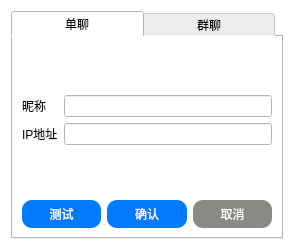
XiaoZheng2003/BIT-QT-IM, file Qt-IM/add.ui: the form before one commit.
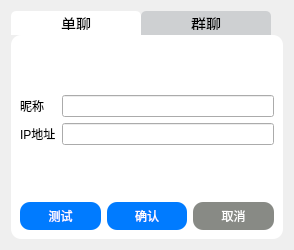
The form after the commit.

The edit to the form file:
```diff
--- a/Qt-IM/add.ui
+++ b/Qt-IM/add.ui
@@ -14,17 +14,58 @@
    <string>Dialog</string>
   </property>
   <property name="styleSheet">
-   <string notr="true">background-color: rgb(255, 255, 255);</string>
+   <string notr="true"/>
   </property>
   <layout class="QHBoxLayout" name="horizontalLayout_4">
    <item>
     <widget class="QTabWidget" name="tabWidget">
      <property name="styleSheet">
-      <string notr="true">QTabBar::tab { min-width: 132px; max-width: 264px; }
+      <string notr="true">
+
 QTabWidget::tab-bar { 
 	alignment: center; 
 } 
-</string>
+
+#tab_1.QWidget{
+	background-color: white;
+}
+ 
+
+#tab_2.QWidget{
+	background-color: white;
+}
+ 
+QTabBar::tab{
+    background-color:rgb(108, 117, 125, 65);
+	font-size:11pt;
+	color:black;   
+	border-top-left-radius: 5px;    
+	border-top-right-radius: 5px;   
+	 min-width: 120px; max-width: 240px;
+	padding: 5px;
+}
+ 
+QTabBar::tab:selected{
+    background-color: white;
+
+}
+
+QTabBar::tab:hover:!selected {
+    background-color: white;
+
+}
+
+QTabWidget::pane {
+	background-color: white;
+border-radius: 10px;
+
+
+
+}
+
+QTabWidget::tab-bar {
+    alignment: center;
+}</string>
      </property>
      <property name="currentIndex">
       <number>0</number>
```
